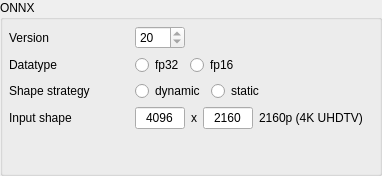
Above: ui/designer/ui_onnx_widget.ui from herlegon/hconvert before the change. Below: the same form after it.
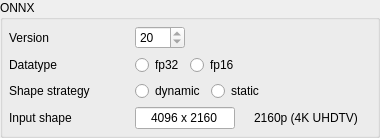
That is the form after the change.

What changed in the file:
```diff
--- a/ui/designer/ui_onnx_widget.ui
+++ b/ui/designer/ui_onnx_widget.ui
@@ -2,14 +2,6 @@
 <ui version="4.0">
  <class>OnnxWidget</class>
  <widget class="QWidget" name="OnnxWidget">
-  <property name="geometry">
-   <rect>
-    <x>0</x>
-    <y>0</y>
-    <width>382</width>
-    <height>176</height>
-   </rect>
-  </property>
   <property name="windowTitle">
    <string>Form</string>
   </property>
@@ -210,9 +202,12 @@
             <property name="orientation">
              <enum>Qt::Orientation::Horizontal</enum>
             </property>
+            <property name="sizeType">
+             <enum>QSizePolicy::Policy::MinimumExpanding</enum>
+            </property>
             <property name="sizeHint" stdset="0">
              <size>
-              <width>0</width>
+              <width>10</width>
               <height>20</height>
              </size>
             </property>
@@ -242,41 +237,12 @@
             </property>
             <property name="maximumSize">
              <size>
-              <width>50</width>
+              <width>100</width>
               <height>16777215</height>
              </size>
             </property>
             <property name="text">
-             <string>4096</string>
-            </property>
-            <property name="alignment">
-             <set>Qt::AlignmentFlag::AlignCenter</set>
-            </property>
-           </widget>
-          </item>
-          <item>
-           <widget class="QLabel" name="label_x_r">
-            <property name="text">
-             <string>x</string>
-            </property>
-           </widget>
-          </item>
-          <item>
-           <widget class="QLineEdit" name="lineedit_h">
-            <property name="sizePolicy">
-             <sizepolicy hsizetype="Fixed" vsizetype="Fixed">
-              <horstretch>0</horstretch>
-              <verstretch>0</verstretch>
-             </sizepolicy>
-            </property>
-            <property name="maximumSize">
-             <size>
-              <width>50</width>
-              <height>16777215</height>
-             </size>
-            </property>
-            <property name="text">
-             <string>2160</string>
+             <string>4096 x 2160</string>
             </property>
             <property name="alignment">
              <set>Qt::AlignmentFlag::AlignCenter</set>
@@ -285,6 +251,12 @@
           </item>
           <item>
            <widget class="QLabel" name="label_resolution">
+            <property name="minimumSize">
+             <size>
+              <width>130</width>
+              <height>0</height>
+             </size>
+            </property>
             <property name="maximumSize">
              <size>
               <width>150</width>
```
Left out of the diff: 2 changed lines with no effect on the pictures.
